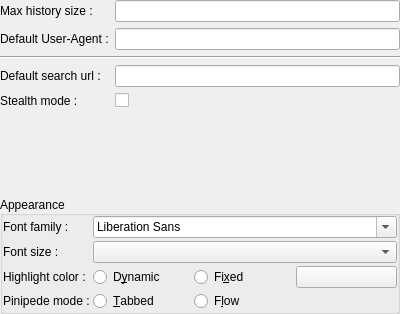
This is ui/settingsmanager/qqgeneralsettings.ui in dguihal/quteqoin as Qt 5 draws it before an edit. The edited form follows.
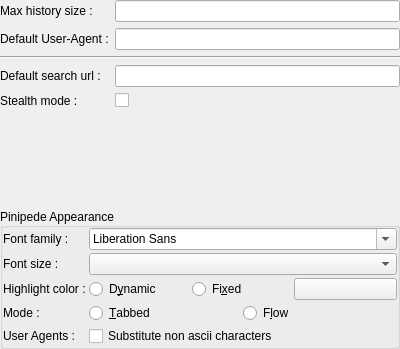
This is the edited form.

The edit to the form file:
```diff
--- a/ui/settingsmanager/qqgeneralsettings.ui
+++ b/ui/settingsmanager/qqgeneralsettings.ui
@@ -7,7 +7,7 @@
     <x>0</x>
     <y>0</y>
     <width>400</width>
-    <height>314</height>
+    <height>349</height>
    </rect>
   </property>
   <property name="windowTitle">
@@ -135,7 +135,7 @@
       </sizepolicy>
      </property>
      <property name="title">
-      <string>Appearance</string>
+      <string>Pinipede Appearance</string>
      </property>
      <property name="alignment">
       <set>Qt::AlignLeading|Qt::AlignLeft|Qt::AlignVCenter</set>
@@ -231,13 +231,13 @@
       <item row="3" column="0">
        <widget class="QLabel" name="labelPiniMode">
         <property name="text">
-         <string>Pinipede mode :</string>
+         <string>Mode :</string>
         </property>
        </widget>
       </item>
       <item row="3" column="1">
        <widget class="QWidget" name="widget_3" native="true">
-        <layout class="QHBoxLayout" name="horizontalLayout_2" stretch="1,2">
+        <layout class="QHBoxLayout" name="horizontalLayout_2" stretch="0,0">
          <property name="spacing">
           <number>0</number>
          </property>
@@ -270,6 +270,20 @@
         </layout>
        </widget>
       </item>
+      <item row="4" column="0">
+       <widget class="QLabel" name="labelUA">
+        <property name="text">
+         <string>User Agents :</string>
+        </property>
+       </widget>
+      </item>
+      <item row="4" column="1">
+       <widget class="QCheckBox" name="asciiUACB">
+        <property name="text">
+         <string>Substitute non ascii characters</string>
+        </property>
+       </widget>
+      </item>
      </layout>
     </widget>
    </item>
```
Left out of the diff: 2 changed lines with no effect on the pictures.
